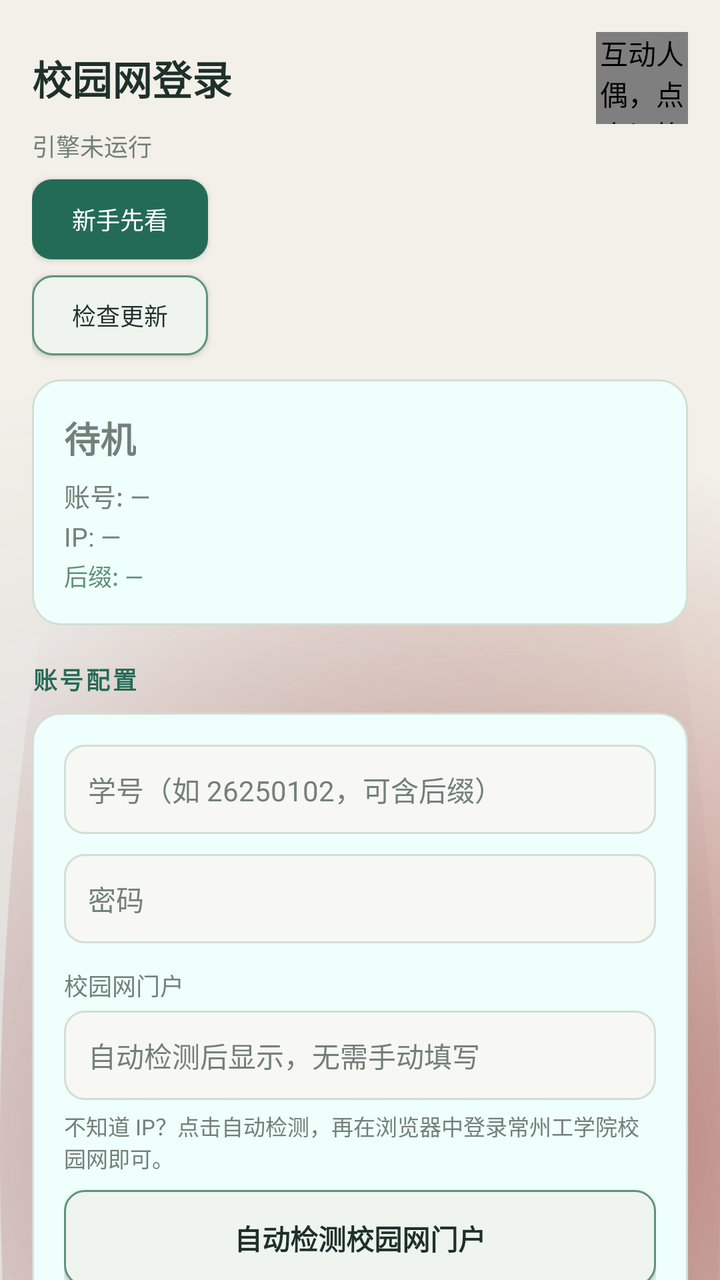
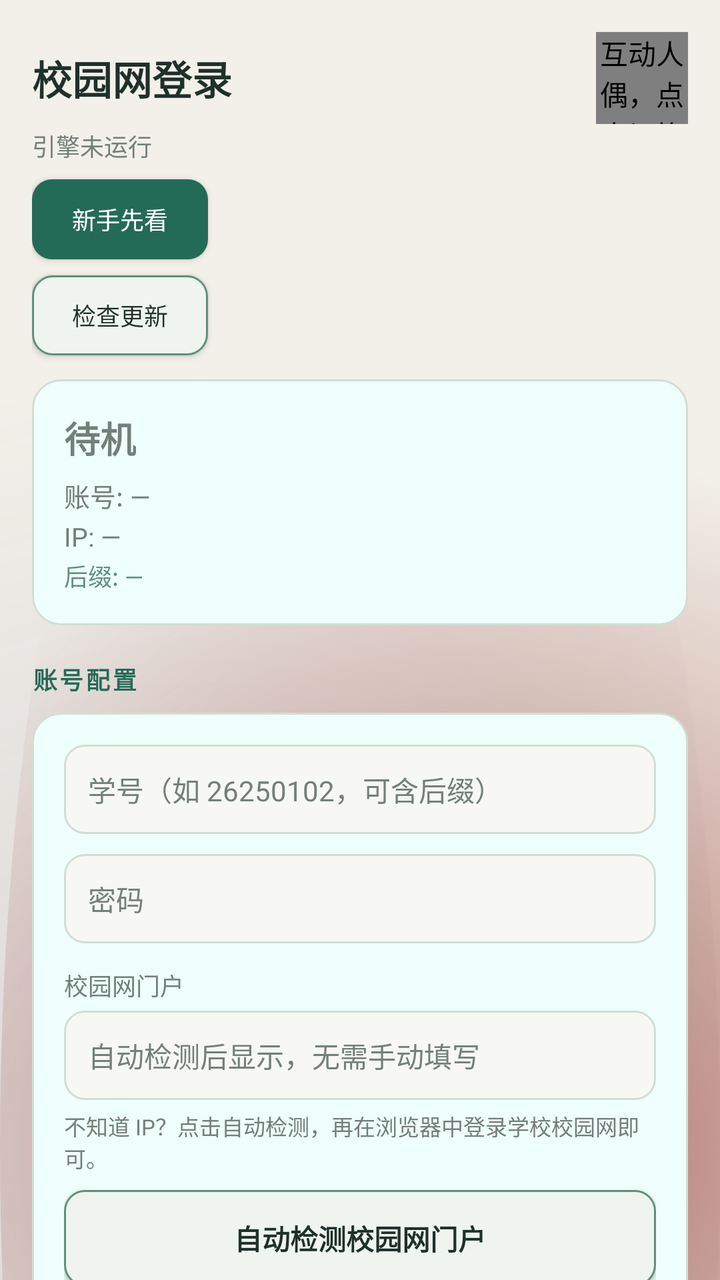

Two renders of the same Android screen: before a commit and after it. Below are the layout's source before the change and the commit's diff.
<!-- AndroidManifest.xml: application theme AppTheme -->
<!-- res/layout/activity_main.xml -->
<?xml version="1.0" encoding="utf-8"?>
<ScrollView xmlns:android="http://schemas.android.com/apk/res/android"
    android:layout_width="match_parent"
    android:layout_height="match_parent"
    android:fillViewport="true"
    android:scrollbars="none">

    <LinearLayout
        android:layout_width="match_parent"
        android:layout_height="wrap_content"
        android:orientation="vertical"
        android:padding="16dp"
        android:background="@drawable/bg_mobile">

        <LinearLayout
            android:layout_width="match_parent"
            android:layout_height="wrap_content"
            android:gravity="center_vertical"
            android:orientation="horizontal">
            <TextView
                android:layout_width="0dp"
                android:layout_height="wrap_content"
                android:layout_weight="1"
                android:text="@string/app_name"
                android:textColor="@color/text"
                android:textSize="20sp"
                android:textStyle="bold" />
            <com.campuslogin.app.PersonaView
                android:id="@+id/personaView"
                android:layout_width="46dp"
                android:layout_height="46dp"
                android:contentDescription="互动人偶，点击切换表情" />
        </LinearLayout>

        <TextView
            android:id="@+id/tvEngineState"
            android:layout_width="wrap_content"
            android:layout_height="wrap_content"
            android:layout_marginTop="2dp"
            android:textColor="@color/muted"
            android:textSize="12sp"
            android:text="引擎未运行" />

        <Button
            android:id="@+id/btnGuide"
            android:layout_width="wrap_content"
            android:layout_height="40dp"
            android:layout_marginTop="8dp"
            android:layout_marginEnd="8dp"
            android:background="@drawable/btn_primary"
            android:text="新手先看"
            android:textColor="@color/btn_text_dark"
            android:textSize="12sp" />

        <Button
            android:id="@+id/btnCheckUpdates"
            android:layout_width="wrap_content"
            android:layout_height="40dp"
            android:layout_marginTop="8dp"
            android:background="@drawable/btn_secondary"
            android:text="检查更新"
            android:textColor="@color/text"
            android:textSize="12sp" />

        
        <LinearLayout
            android:layout_width="match_parent"
            android:layout_height="wrap_content"
            android:layout_marginTop="12dp"
            android:background="@drawable/bg_card"
            android:orientation="vertical"
            android:padding="16dp">

            <TextView
                android:id="@+id/tvState"
                android:layout_width="wrap_content"
                android:layout_height="wrap_content"
                android:text="待机"
                android:textColor="@color/muted"
                android:textSize="18sp"
                android:textStyle="bold" />

            <TextView
                android:id="@+id/tvAccount"
                android:layout_width="wrap_content"
                android:layout_height="wrap_content"
                android:layout_marginTop="6dp"
                android:textColor="@color/muted"
                android:textSize="13sp"
                android:text="账号: —" />

            <TextView
                android:id="@+id/tvInfo"
                android:layout_width="wrap_content"
                android:layout_height="wrap_content"
                android:layout_marginTop="2dp"
                android:textColor="@color/muted"
                android:textSize="13sp"
                android:text="IP: —" />

            <TextView
                android:id="@+id/tvSuffixHint"
                android:layout_width="wrap_content"
                android:layout_height="wrap_content"
                android:layout_marginTop="2dp"
                android:textColor="@color/accent_dim"
                android:textSize="12sp"
                android:text="后缀: —" />
        </LinearLayout>

        
        <TextView
            android:layout_width="wrap_content"
            android:layout_height="wrap_content"
            android:layout_marginTop="18dp"
            android:layout_marginBottom="8dp"
            android:text="@string/section_config"
            android:textAllCaps="true"
            android:letterSpacing="0.1"
            android:textColor="@color/accent"
            android:textSize="12sp"
            android:textStyle="bold" />

        <LinearLayout
            android:layout_width="match_parent"
            android:layout_height="wrap_content"
            android:background="@drawable/bg_card"
            android:orientation="vertical"
            android:padding="16dp">

            <EditText
                android:id="@+id/etAccount"
                android:layout_width="match_parent"
                android:layout_height="wrap_content"
                android:background="@drawable/bg_input"
                android:hint="@string/hint_account"
                android:inputType="text"
                android:padding="12dp"
                android:textColor="@color/text"
                android:textColorHint="@color/muted"
                android:textSize="14sp" />

            <EditText
                android:id="@+id/etPassword"
                android:layout_width="match_parent"
                android:layout_height="wrap_content"
                android:layout_marginTop="10dp"
                android:background="@drawable/bg_input"
                android:hint="@string/hint_password"
                android:inputType="textPassword"
                android:padding="12dp"
                android:textColor="@color/text"
                android:textColorHint="@color/muted"
                android:textSize="14sp" />

            <TextView
                android:layout_width="wrap_content"
                android:layout_height="wrap_content"
                android:layout_marginTop="12dp"
                android:text="校园网门户"
                android:textColor="@color/muted"
                android:textSize="12sp" />

            <EditText
                android:id="@+id/etPortalHost"
                android:layout_width="match_parent"
                android:layout_height="wrap_content"
                android:layout_marginTop="4dp"
                android:background="@drawable/bg_input"
                android:hint="自动检测后显示，无需手动填写"
                android:inputType="text"
                android:focusable="false"
                android:clickable="false"
                android:padding="12dp"
                android:textColor="@color/text"
                android:textColorHint="@color/muted"
                android:textSize="14sp" />

            <TextView
                android:layout_width="match_parent"
                android:layout_height="wrap_content"
                android:layout_marginTop="5dp"
                android:text="不知道 IP？点击自动检测，再在浏览器中登录常州工学院校园网即可。"
                android:textColor="@color/muted"
                android:textSize="11sp" />

            <Button
                android:id="@+id/btnDiscoverPortal"
                android:layout_width="match_parent"
                android:layout_height="wrap_content"
                android:layout_marginTop="8dp"
                android:background="@drawable/btn_secondary"
                android:text="自动检测校园网门户"
                android:textColor="@color/text"
                android:textStyle="bold" />

            <TextView
                android:id="@+id/tvNetworkProfile"
                android:layout_width="match_parent"
                android:layout_height="wrap_content"
                android:layout_marginTop="4dp"
                android:textColor="@color/muted"
                android:textSize="11sp" />

            <TextView
                android:layout_width="wrap_content"
                android:layout_height="wrap_content"
                android:layout_marginTop="12dp"
                android:text="运营商"
                android:textColor="@color/muted"
                android:textSize="12sp" />

            <Spinner
                android:id="@+id/spCarrier"
                android:layout_width="match_parent"
                android:layout_height="wrap_content"
                android:layout_marginTop="4dp"
                android:background="@drawable/bg_input"
                android:padding="8dp" />

            <EditText
                android:id="@+id/etCustomSuffix"
                android:layout_width="match_parent"
                android:layout_height="wrap_content"
                android:layout_marginTop="10dp"
                android:background="@drawable/bg_input"
                android:hint="@string/hint_custom_suffix"
                android:inputType="text"
                android:padding="12dp"
                android:textColor="@color/text"
                android:textColorHint="@color/muted"
                android:textSize="14sp"
                android:visibility="gone" />

            <Switch
                android:id="@+id/swAutoLogin"
                android:layout_width="match_parent"
                android:layout_height="wrap_content"
                android:layout_marginTop="12dp"
                android:text="@string/sw_auto_login"
                android:textColor="@color/text"
                android:textSize="14sp" />

            <Switch
                android:id="@+id/swBootStart"
                android:layout_width="match_parent"
                android:layout_height="wrap_content"
                android:layout_marginTop="6dp"
                android:text="@string/sw_boot_start"
                android:textColor="@color/text"
                android:textSize="14sp" />

            <Button
                android:id="@+id/btnSave"
                android:layout_width="match_parent"
                android:layout_height="wrap_content"
                android:layout_marginTop="14dp"
                android:background="@drawable/btn_primary"
                android:text="@string/btn_save"
                android:textColor="@color/btn_text_dark"
                android:textStyle="bold" />
        </LinearLayout>

        
        <TextView
            android:layout_width="wrap_content"
            android:layout_height="wrap_content"
            android:layout_marginTop="18dp"
            android:layout_marginBottom="8dp"
            android:text="@string/section_engine"
            android:textAllCaps="true"
            android:letterSpacing="0.1"
            android:textColor="@color/accent"
            android:textSize="12sp"
            android:textStyle="bold" />

        <LinearLayout
            android:layout_width="match_parent"
            android:layout_height="wrap_content"
            android:background="@drawable/bg_card"
            android:orientation="vertical"
            android:padding="16dp">

            <LinearLayout
                android:layout_width="match_parent"
                android:layout_height="wrap_content"
                android:orientation="horizontal">

                <Button
                    android:id="@+id/btnStart"
                    android:layout_width="0dp"
                    android:layout_height="wrap_content"
                    android:layout_weight="1"
                    android:layout_marginEnd="6dp"
                    android:background="@drawable/btn_primary"
                    android:text="@string/btn_start"
                    android:textColor="@color/btn_text_dark"
                    android:textStyle="bold" />

                <Button
                    android:id="@+id/btnStop"
                    android:layout_width="0dp"
                    android:layout_height="wrap_content"
                    android:layout_weight="1"
                    android:layout_marginStart="6dp"
                    android:background="@drawable/btn_secondary"
                    android:text="@string/btn_stop"
                    android:textColor="@color/text" />
            </LinearLayout>

            <LinearLayout
                android:layout_width="match_parent"
                android:layout_height="wrap_content"
                android:layout_marginTop="10dp"
                android:orientation="horizontal">

                <Button
                    android:id="@+id/btnLoginNow"
                    android:layout_width="0dp"
                    android:layout_height="wrap_content"
                    android:layout_weight="1"
                    android:layout_marginEnd="6dp"
                    android:background="@drawable/btn_secondary"
                    android:text="@string/btn_login"
                    android:textColor="@color/text" />

                <Button
                    android:id="@+id/btnLogout"
                    android:layout_width="0dp"
                    android:layout_height="wrap_content"
                    android:layout_weight="1"
                    android:layout_marginStart="6dp"
                    android:background="@drawable/btn_secondary"
                    android:text="@string/btn_logout"
                    android:textColor="@color/text" />
            </LinearLayout>

            <TextView
                android:layout_width="wrap_content"
                android:layout_height="wrap_content"
                android:layout_marginTop="10dp"
                android:text="提示：请在系统设置中关闭本应用的电池优化，以保证后台心跳稳定。"
                android:textColor="@color/muted"
                android:textSize="11sp" />
        </LinearLayout>

        
        <TextView
            android:layout_width="wrap_content"
            android:layout_height="wrap_content"
            android:layout_marginTop="18dp"
            android:layout_marginBottom="8dp"
            android:text="@string/section_log"
            android:textAllCaps="true"
            android:letterSpacing="0.1"
            android:textColor="@color/accent"
            android:textSize="12sp"
            android:textStyle="bold" />

        <TextView
            android:id="@+id/tvLog"
            android:layout_width="match_parent"
            android:layout_height="wrap_content"
            android:background="@drawable/bg_input"
            android:fontFamily="monospace"
            android:padding="12dp"
            android:text="—"
            android:textColor="@color/muted"
            android:textSize="11sp" />

        <Space
            android:layout_width="match_parent"
            android:layout_height="16dp" />

        <TextView
            android:layout_width="match_parent"
            android:layout_height="wrap_content"
            android:gravity="center"
            android:text="产品制作者：陈成睿 · v1.0.6"
            android:textColor="@color/muted"
            android:textSize="10sp" />

        <Space
            android:layout_width="match_parent"
            android:layout_height="24dp" />
    </LinearLayout>
</ScrollView>
<!-- resources referenced by this layout -->
<resources>
  <color name="accent">#246B57</color>
  <color name="accent_dim">#5E927B</color>
  <color name="btn_text_dark">#FFFFFF</color>
  <color name="muted">#738079</color>
  <color name="text">#1F302A</color>
  <!-- drawable bg_card (drawable) -->
  <?xml version="1.0" encoding="utf-8"?>
  <shape xmlns:android="http://schemas.android.com/apk/res/android" android:shape="rectangle">
      <solid android:color="@color/card" />
      <corners android:radius="14dp" />
      <stroke android:width="1dp" android:color="@color/card_stroke" />
  </shape>
  <!-- drawable bg_input (drawable) -->
  <?xml version="1.0" encoding="utf-8"?>
  <shape xmlns:android="http://schemas.android.com/apk/res/android" android:shape="rectangle">
      <solid android:color="@color/input_bg" />
      <corners android:radius="10dp" />
      <stroke android:width="1dp" android:color="@color/card_stroke" />
  </shape>
  <!-- drawable bg_mobile (drawable) -->
  <?xml version="1.0" encoding="utf-8"?>
  <layer-list xmlns:android="http://schemas.android.com/apk/res/android">
      <item android:drawable="@color/bg" />
      <item android:top="-90dp" android:left="-160dp">
          <shape android:shape="oval"><gradient android:type="radial" android:gradientRadius="390dp" android:startColor="#244B3866" android:endColor="#00F2F0E9" /></shape>
      </item>
      <item android:top="-90dp" android:right="-150dp">
          <shape android:shape="oval"><gradient android:type="radial" android:gradientRadius="350dp" android:startColor="#D0A65E55" android:endColor="#00F2F0E9" /></shape>
      </item>
  </layer-list>
  <!-- drawable btn_primary (drawable) -->
  <?xml version="1.0" encoding="utf-8"?>
  <shape xmlns:android="http://schemas.android.com/apk/res/android" android:shape="rectangle">
      <solid android:color="@color/accent" />
      <corners android:radius="10dp" />
  </shape>
  <!-- drawable btn_secondary (drawable) -->
  <?xml version="1.0" encoding="utf-8"?>
  <shape xmlns:android="http://schemas.android.com/apk/res/android" android:shape="rectangle">
      <solid android:color="#EFF4EF" />
      <corners android:radius="10dp" />
      <stroke android:width="1dp" android:color="@color/accent_dim" />
  </shape>
  <string name="app_name">校园网登录</string>
  <string name="btn_login">立即登录</string>
  <string name="btn_logout">注销</string>
  <string name="btn_save">保存配置</string>
  <string name="btn_start">启动自动引擎</string>
  <string name="btn_stop">停止引擎</string>
  <string name="hint_account">学号（如 26250102，可含后缀）</string>
  <string name="hint_custom_suffix">自定义后缀（如 @cmcc）</string>
  <string name="hint_password">密码</string>
  <string name="section_config">账号配置</string>
  <string name="section_engine">自动引擎</string>
  <string name="section_log">运行日志</string>
  <string name="sw_auto_login">断线自动重连</string>
  <string name="sw_boot_start">开机自动启动</string>
  <style name="AppTheme" parent="android:Theme.Material.NoActionBar">
          <item name="android:windowBackground">@color/bg</item>
          <item name="android:colorAccent">@color/accent</item>
          <item name="android:colorControlActivated">@color/accent</item>
          <item name="android:statusBarColor">@color/bg</item>
          <item name="android:navigationBarColor">@color/bg</item>
          <item name="android:textColor">@color/text</item>
          <item name="android:textColorHint">@color/muted</item>
          <item name="android:colorControlNormal">@color/muted</item>
      </style>
  <color name="card">#EFFFFB</color>
  <color name="card_stroke">#D2DED5</color>
  <color name="input_bg">#F7F8F3</color>
  <color name="bg">#F2F0E9</color>
</resources>

<!-- the commit's change to res/layout/activity_main.xml (unified diff, before → after) -->
@@ -180,7 +180,7 @@
                 android:layout_width="match_parent"
                 android:layout_height="wrap_content"
                 android:layout_marginTop="5dp"
-                android:text="不知道 IP？点击自动检测，再在浏览器中登录常州工学院校园网即可。"
+                android:text="不知道 IP？点击自动检测，再在浏览器中登录学校校园网即可。"
                 android:textColor="@color/muted"
                 android:textSize="11sp" />
 
@@ -376,7 +376,7 @@
             android:layout_width="match_parent"
             android:layout_height="wrap_content"
             android:gravity="center"
-            android:text="产品制作者：陈成睿 · v1.0.6"
+            android:text="产品制作者：陈成睿 · v1.0.7"
             android:textColor="@color/muted"
             android:textSize="10sp" />
 
